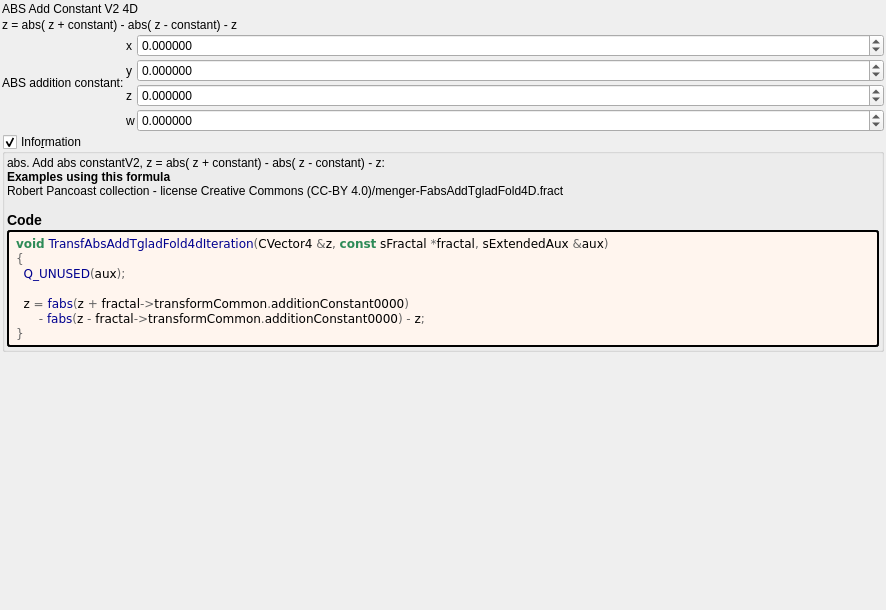
Old version of the form mandelbulber2/formula/ui/transf_abs_add_tglad_fold4d.ui in the repository buddhi1980/mandelbulber2.
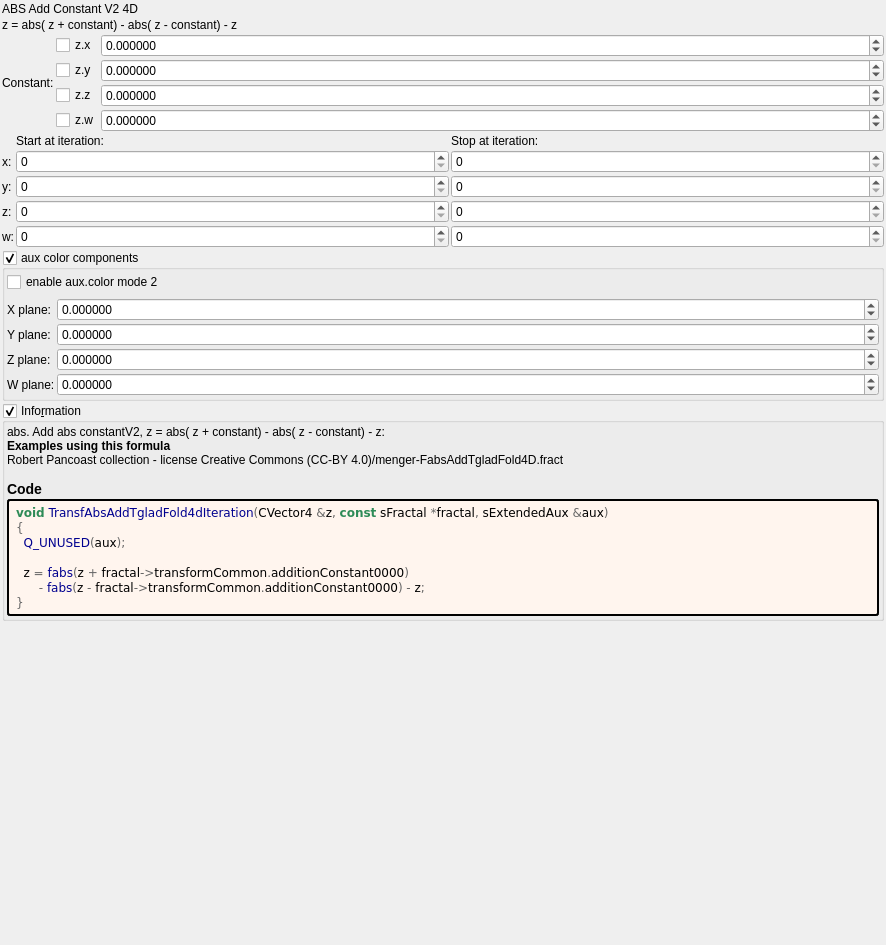
New version of the form. Custom widgets are drawn as their Qt base class.

Commit message: transf_abs_add_tglad_fold4d.ui updated with iter controls and aux.color

```diff
--- a/mandelbulber2/formula/ui/transf_abs_add_tglad_fold4d.ui
+++ b/mandelbulber2/formula/ui/transf_abs_add_tglad_fold4d.ui
@@ -7,7 +7,7 @@
     <x>0</x>
     <y>0</y>
     <width>886</width>
-    <height>610</height>
+    <height>945</height>
    </rect>
   </property>
   <property name="windowTitle">
@@ -73,84 +73,6 @@
        </property>
       </widget>
      </item>
-     <item row="3" column="1">
-      <widget class="QLabel" name="label_26">
-       <property name="text">
-        <string notr="true">w</string>
-       </property>
-      </widget>
-     </item>
-     <item row="3" column="2">
-      <widget class="MyDoubleSpinBox" name="spinbox4_transf_addition_constant_0000_w">
-       <property name="enabled">
-        <bool>true</bool>
-       </property>
-       <property name="sizePolicy">
-        <sizepolicy hsizetype="Minimum" vsizetype="Maximum">
-         <horstretch>0</horstretch>
-         <verstretch>0</verstretch>
-        </sizepolicy>
-       </property>
-       <property name="decimals">
-        <number>6</number>
-       </property>
-       <property name="minimum">
-        <double>-99.989999999999995</double>
-       </property>
-       <property name="maximum">
-        <double>99.989999999999995</double>
-       </property>
-       <property name="singleStep">
-        <double>0.100000000000000</double>
-       </property>
-      </widget>
-     </item>
-     <item row="2" column="2">
-      <widget class="MyDoubleSpinBox" name="spinbox4_transf_addition_constant_0000_z">
-       <property name="enabled">
-        <bool>true</bool>
-       </property>
-       <property name="sizePolicy">
-        <sizepolicy hsizetype="Minimum" vsizetype="Maximum">
-         <horstretch>0</horstretch>
-         <verstretch>0</verstretch>
-        </sizepolicy>
-       </property>
-       <property name="decimals">
-        <number>6</number>
-       </property>
-       <property name="minimum">
-        <double>-99.989999999999995</double>
-       </property>
-       <property name="maximum">
-        <double>99.989999999999995</double>
-       </property>
-       <property name="singleStep">
-        <double>0.100000000000000</double>
-       </property>
-      </widget>
-     </item>
-     <item row="1" column="1">
-      <widget class="QLabel" name="label_25">
-       <property name="text">
-        <string notr="true">y</string>
-       </property>
-      </widget>
-     </item>
-     <item row="2" column="1">
-      <widget class="QLabel" name="label_24">
-       <property name="text">
-        <string notr="true">z</string>
-       </property>
-      </widget>
-     </item>
-     <item row="0" column="1">
-      <widget class="QLabel" name="label_22">
-       <property name="text">
-        <string notr="true">x</string>
-       </property>
-      </widget>
-     </item>
      <item row="0" column="2">
       <widget class="MyDoubleSpinBox" name="spinbox4_transf_addition_constant_0000_x">
        <property name="enabled">
@@ -176,18 +98,424 @@
        </property>
       </widget>
      </item>
+     <item row="3" column="2">
+      <widget class="MyDoubleSpinBox" name="spinbox4_transf_addition_constant_0000_w">
+       <property name="enabled">
+        <bool>true</bool>
+       </property>
+       <property name="sizePolicy">
+        <sizepolicy hsizetype="Minimum" vsizetype="Maximum">
+         <horstretch>0</horstretch>
+         <verstretch>0</verstretch>
+        </sizepolicy>
+       </property>
+       <property name="decimals">
+        <number>6</number>
+       </property>
+       <property name="minimum">
+        <double>-99.989999999999995</double>
+       </property>
+       <property name="maximum">
+        <double>99.989999999999995</double>
+       </property>
+       <property name="singleStep">
+        <double>0.100000000000000</double>
+       </property>
+      </widget>
+     </item>
      <item row="0" column="0" rowspan="4">
       <widget class="QLabel" name="label_23">
        <property name="text">
-        <string>ABS addition constant:</string>
+        <string>Constant:</string>
        </property>
        <property name="wordWrap">
         <bool>true</bool>
        </property>
       </widget>
      </item>
+     <item row="2" column="2">
+      <widget class="MyDoubleSpinBox" name="spinbox4_transf_addition_constant_0000_z">
+       <property name="enabled">
+        <bool>true</bool>
+       </property>
+       <property name="sizePolicy">
+        <sizepolicy hsizetype="Minimum" vsizetype="Maximum">
+         <horstretch>0</horstretch>
+         <verstretch>0</verstretch>
+        </sizepolicy>
+       </property>
+       <property name="decimals">
+        <number>6</number>
+       </property>
+       <property name="minimum">
+        <double>-99.989999999999995</double>
+       </property>
+       <property name="maximum">
+        <double>99.989999999999995</double>
+       </property>
+       <property name="singleStep">
+        <double>0.100000000000000</double>
+       </property>
+      </widget>
+     </item>
+     <item row="0" column="1">
+      <widget class="MyCheckBox" name="checkBox_transf_function_enabledAx">
+       <property name="text">
+        <string notr="true">z.x</string>
+       </property>
+      </widget>
+     </item>
+     <item row="1" column="1">
+      <widget class="MyCheckBox" name="checkBox_transf_function_enabledAy">
+       <property name="text">
+        <string notr="true">z.y</string>
+       </property>
+      </widget>
+     </item>
+     <item row="2" column="1">
+      <widget class="MyCheckBox" name="checkBox_transf_function_enabledAz">
+       <property name="text">
+        <string notr="true">z.z</string>
+       </property>
+      </widget>
+     </item>
+     <item row="3" column="1">
+      <widget class="MyCheckBox" name="checkBox_transf_function_enabledAw">
+       <property name="text">
+        <string notr="true">z.w</string>
+       </property>
+      </widget>
+     </item>
     </layout>
    </item>
+   <item>
+    <layout class="QGridLayout" name="gridLayout_14" columnstretch="0,0,1,1">
+     <item row="2" column="0">
+      <widget class="QLabel" name="label_14">
+       <property name="text">
+        <string notr="true">x:</string>
+       </property>
+      </widget>
+     </item>
+     <item row="3" column="0">
+      <widget class="QLabel" name="label_20">
+       <property name="text">
+        <string notr="true">y:</string>
+       </property>
+      </widget>
+     </item>
+     <item row="4" column="0">
+      <widget class="QLabel" name="label_21">
+       <property name="text">
+        <string notr="true">z:</string>
+       </property>
+      </widget>
+     </item>
+     <item row="5" column="0">
+      <widget class="QLabel" name="label_27">
+       <property name="text">
+        <string notr="true">w:</string>
+       </property>
+      </widget>
+     </item>
+     <item row="5" column="3">
+      <widget class="MySpinBox" name="spinboxInt_transf_stop_iterations_D">
+       <property name="sizePolicy">
+        <sizepolicy hsizetype="Minimum" vsizetype="Maximum">
+         <horstretch>0</horstretch>
+         <verstretch>0</verstretch>
+        </sizepolicy>
+       </property>
+       <property name="maximum">
+        <number>999</number>
+       </property>
+      </widget>
+     </item>
+     <item row="4" column="3">
+      <widget class="MySpinBox" name="spinboxInt_transf_stop_iterations_C">
+       <property name="sizePolicy">
+        <sizepolicy hsizetype="Minimum" vsizetype="Maximum">
+         <horstretch>0</horstretch>
+         <verstretch>0</verstretch>
+        </sizepolicy>
+       </property>
+       <property name="maximum">
+        <number>999</number>
+       </property>
+      </widget>
+     </item>
+     <item row="3" column="3">
+      <widget class="MySpinBox" name="spinboxInt_transf_stop_iterations_B">
+       <property name="sizePolicy">
+        <sizepolicy hsizetype="Minimum" vsizetype="Maximum">
+         <horstretch>0</horstretch>
+         <verstretch>0</verstretch>
+        </sizepolicy>
+       </property>
+       <property name="maximum">
+        <number>999</number>
+       </property>
+      </widget>
+     </item>
+     <item row="2" column="3">
+      <widget class="MySpinBox" name="spinboxInt_transf_stop_iterations_A">
+       <property name="sizePolicy">
+        <sizepolicy hsizetype="Minimum" vsizetype="Maximum">
+         <horstretch>0</horstretch>
+         <verstretch>0</verstretch>
+        </sizepolicy>
+       </property>
+       <property name="maximum">
+        <number>999</number>
+       </property>
+      </widget>
+     </item>
+     <item row="0" column="3">
+      <widget class="QLabel" name="label_49">
+       <property name="text">
+        <string>Stop at iteration:</string>
+       </property>
+      </widget>
+     </item>
+     <item row="0" column="2">
+      <widget class="QLabel" name="label_67">
+       <property name="text">
+        <string>Start at iteration:</string>
+       </property>
+      </widget>
+     </item>
+     <item row="2" column="2">
+      <widget class="MySpinBox" name="spinboxInt_transf_start_iterations_A">
+       <property name="sizePolicy">
+        <sizepolicy hsizetype="Minimum" vsizetype="Maximum">
+         <horstretch>0</horstretch>
+         <verstretch>0</verstretch>
+        </sizepolicy>
+       </property>
+       <property name="maximum">
+        <number>999</number>
+       </property>
+      </widget>
+     </item>
+     <item row="3" column="2">
+      <widget class="MySpinBox" name="spinboxInt_transf_start_iterations_B">
+       <property name="sizePolicy">
+        <sizepolicy hsizetype="Minimum" vsizetype="Maximum">
+         <horstretch>0</horstretch>
+         <verstretch>0</verstretch>
+        </sizepolicy>
+       </property>
+       <property name="maximum">
+        <number>999</number>
+       </property>
+      </widget>
+     </item>
+     <item row="4" column="2">
+      <widget class="MySpinBox" name="spinboxInt_transf_start_iterations_C">
+       <property name="sizePolicy">
+        <sizepolicy hsizetype="Minimum" vsizetype="Maximum">
+         <horstretch>0</horstretch>
+         <verstretch>0</verstretch>
+        </sizepolicy>
+       </property>
+       <property name="maximum">
+        <number>999</number>
+       </property>
+      </widget>
+     </item>
+     <item row="5" column="2">
+      <widget class="MySpinBox" name="spinboxInt_transf_start_iterations_D">
+       <property name="sizePolicy">
+        <sizepolicy hsizetype="Minimum" vsizetype="Maximum">
+         <horstretch>0</horstretch>
+         <verstretch>0</verstretch>
+        </sizepolicy>
+       </property>
+       <property name="maximum">
+        <number>999</number>
+       </property>
+      </widget>
+     </item>
+    </layout>
+   </item>
+   <item>
+    <widget class="MyGroupBox" name="groupCheck_fold_color_aux_color_enabled_false">
+     <property name="title">
+      <string>aux color components</string>
+     </property>
+     <property name="checkable">
+      <bool>true</bool>
+     </property>
+     <layout class="QVBoxLayout" name="verticalLayout_10">
+      <property name="leftMargin">
+       <number>2</number>
+      </property>
+      <property name="topMargin">
+       <number>2</number>
+      </property>
+      <property name="rightMargin">
+       <number>2</number>
+      </property>
+      <property name="bottomMargin">
+       <number>2</number>
+      </property>
+      <item>
+       <widget class="MyCheckBox" name="checkBox_transf_function_enabledCx_false">
+        <property name="text">
+         <string>enable aux.color mode 2</string>
+        </property>
+       </widget>
+      </item>
+      <item>
+       <layout class="QGridLayout" name="gridLayout_16" columnstretch="0,1">
+        <property name="spacing">
+         <number>2</number>
+        </property>
+        <item row="1" column="1">
+         <widget class="MyDoubleSpinBox" name="spinbox4_mandelbox_color_4D_y">
+          <property name="sizePolicy">
+           <sizepolicy hsizetype="Minimum" vsizetype="Maximum">
+            <horstretch>0</horstretch>
+            <verstretch>0</verstretch>
+           </sizepolicy>
+          </property>
+          <property name="prefix">
+           <string/>
+          </property>
+          <property name="suffix">
+           <string/>
+          </property>
+          <property name="decimals">
+           <number>6</number>
+          </property>
+          <property name="minimum">
+           <double>-100.000000000000000</double>
+          </property>
+          <property name="maximum">
+           <double>100.000000000000000</double>
+          </property>
+          <property name="singleStep">
+           <double>0.100000000000000</double>
+          </property>
+         </widget>
+        </item>
+        <item row="0" column="1">
+         <widget class="MyDoubleSpinBox" name="spinbox4_mandelbox_color_4D_x">
+          <property name="sizePolicy">
+           <sizepolicy hsizetype="Minimum" vsizetype="Maximum">
+            <horstretch>0</horstretch>
+            <verstretch>0</verstretch>
+           </sizepolicy>
+          </property>
+          <property name="prefix">
+           <string/>
+          </property>
+          <property name="suffix">
+           <string/>
+          </property>
+          <property name="decimals">
+           <number>6</number>
+          </property>
+          <property name="minimum">
+           <double>-100.000000000000000</double>
+          </property>
+          <property name="maximum">
+           <double>100.000000000000000</double>
+          </property>
+          <property name="singleStep">
+           <double>0.100000000000000</double>
+          </property>
+         </widget>
+        </item>
+        <item row="1" column="0">
+         <widget class="QLabel" name="label_43">
+          <property name="text">
+           <string>Y plane:</string>
+          </property>
+         </widget>
+        </item>
+        <item row="2" column="0">
+         <widget class="QLabel" name="label_42">
+          <property name="text">
+           <string>Z plane:</string>
+          </property>
+         </widget>
+        </item>
+        <item row="3" column="0">
+         <widget class="QLabel" name="label_30">
+          <property name="text">
+           <string>W plane:</string>
+          </property>
+         </widget>
+        </item>
+        <item row="3" column="1">
+         <widget class="MyDoubleSpinBox" name="spinbox4_mandelbox_color_4D_w">
+          <property name="sizePolicy">
+           <sizepolicy hsizetype="Minimum" vsizetype="Maximum">
+            <horstretch>0</horstretch>
+            <verstretch>0</verstretch>
+           </sizepolicy>
+          </property>
+          <property name="prefix">
+           <string/>
+          </property>
+          <property name="suffix">
+           <string/>
+          </property>
+          <property name="decimals">
+           <number>6</number>
+          </property>
+          <property name="minimum">
+           <double>-100.000000000000000</double>
+          </property>
+          <property name="maximum">
+           <double>100.000000000000000</double>
+          </property>
+          <property name="singleStep">
+           <double>0.100000000000000</double>
+          </property>
+         </widget>
+        </item>
+        <item row="0" column="0">
+         <widget class="QLabel" name="label_34">
+          <property name="text">
+           <string>X plane:</string>
+          </property>
+         </widget>
+        </item>
+        <item row="2" column="1">
+         <widget class="MyDoubleSpinBox" name="spinbox4_mandelbox_color_4D_z">
+          <property name="sizePolicy">
+           <sizepolicy hsizetype="Minimum" vsizetype="Maximum">
+            <horstretch>0</horstretch>
+            <verstretch>0</verstretch>
+           </sizepolicy>
+          </property>
+          <property name="prefix">
+           <string/>
+          </property>
+          <property name="suffix">
+           <string/>
+          </property>
+          <property name="decimals">
+           <number>6</number>
+          </property>
+          <property name="minimum">
+           <double>-100.000000000000000</double>
+          </property>
+          <property name="maximum">
+           <double>100.000000000000000</double>
+          </property>
+          <property name="singleStep">
+           <double>0.100000000000000</double>
+          </property>
+         </widget>
+        </item>
+       </layout>
+      </item>
+     </layout>
+    </widget>
+   </item>
    <item>
     <widget class="MyGroupBox" name="groupCheck_info">
      <property name="title">
@@ -280,17 +608,27 @@
   </layout>
  </widget>
  <customwidgets>
-  <customwidget>
-   <class>MyDoubleSpinBox</class>
-   <extends>QDoubleSpinBox</extends>
-   <header>my_double_spin_box.h</header>
-  </customwidget>
   <customwidget>
    <class>MyGroupBox</class>
    <extends>QGroupBox</extends>
    <header>my_group_box.h</header>
    <container>1</container>
   </customwidget>
+  <customwidget>
+   <class>MySpinBox</class>
+   <extends>QSpinBox</extends>
+   <header>my_spin_box.h</header>
+  </customwidget>
+  <customwidget>
+   <class>MyCheckBox</class>
+   <extends>QCheckBox</extends>
+   <header>my_check_box.h</header>
+  </customwidget>
+  <customwidget>
+   <class>MyDoubleSpinBox</class>
+   <extends>QDoubleSpinBox</extends>
+   <header>my_double_spin_box.h</header>
+  </customwidget>
  </customwidgets>
  <tabstops>
   <tabstop>spinbox4_transf_addition_constant_0000_x</tabstop>
```
Left out of the diff: 197 changed lines with no effect on the pictures. The commit also changes 5 other files.
